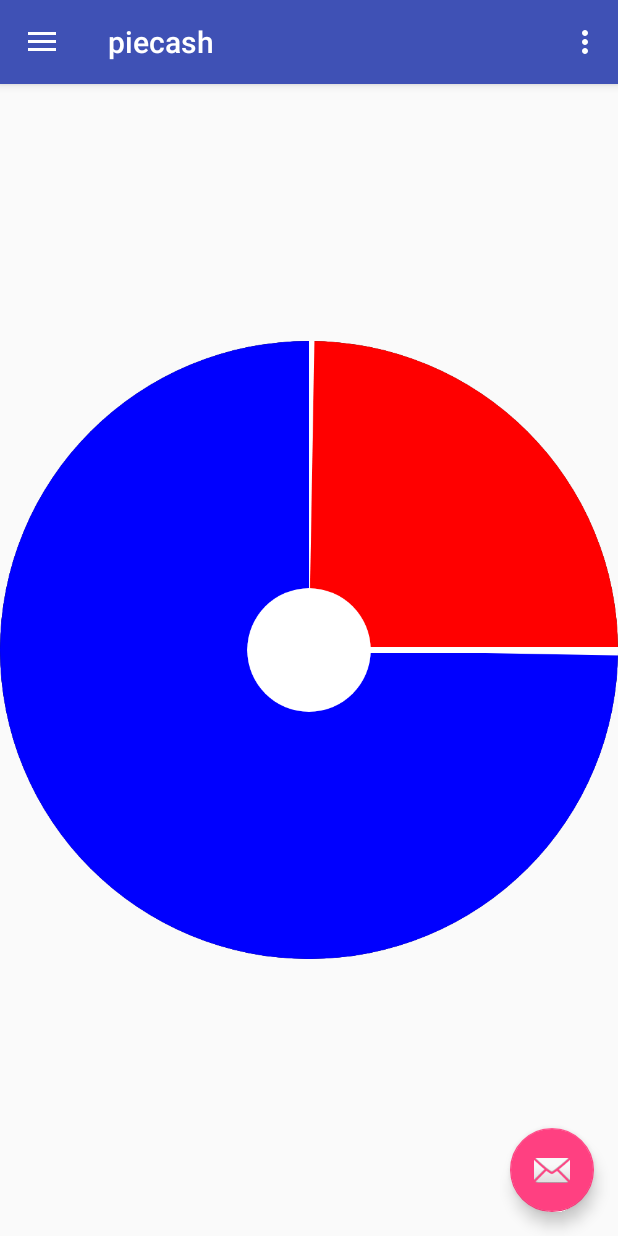
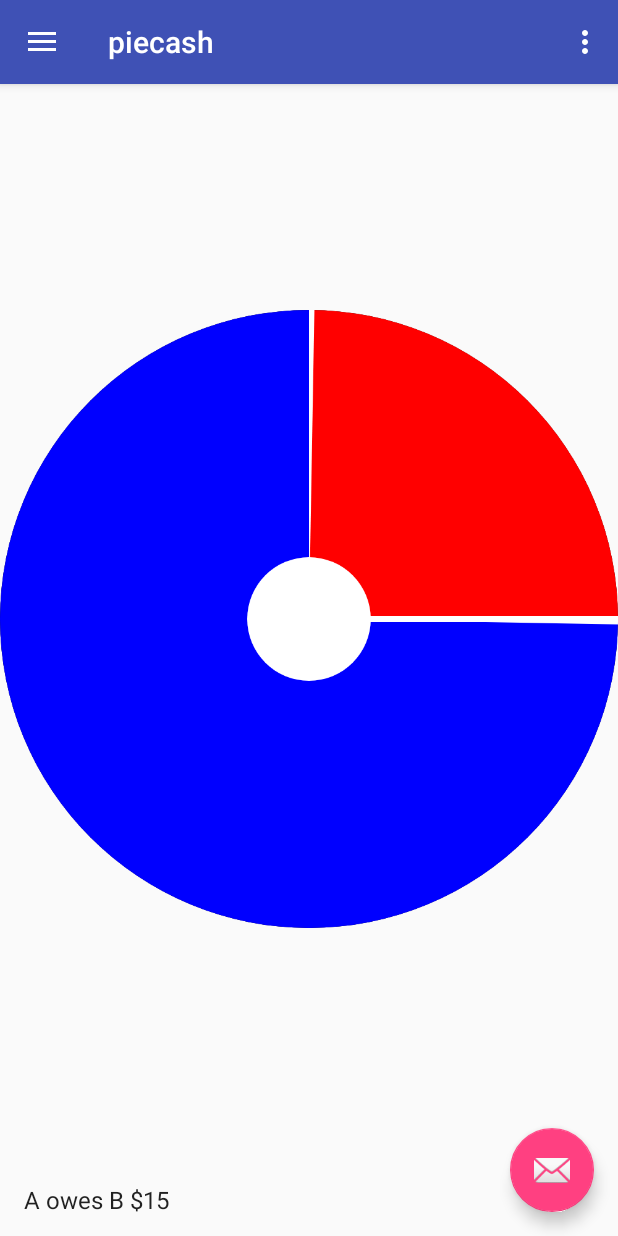
Before and after one commit to dmanikt/piecash, an Android app: the screen it shows after launch (Summary), on a phone screen of 412 x 824 dp. Run offline under Robolectric (Android 15) with nearby library versions, the phone set to English and light mode, and no system bars; our stand-ins replace Firebase (no records; nobody signed in at launch, a user with empty details on screens opened directly).

Commit message:
add portions to summary pages

```diff
--- a/app/src/main/java/com/example/jesse/piecash/View/Summary.java
+++ b/app/src/main/java/com/example/jesse/piecash/View/Summary.java
@@ -22,9 +22,11 @@ import android.support.v7.app.AppCompatActivity;
 import android.support.v7.widget.Toolbar;
 import android.view.Menu;
 import android.view.MenuItem;
+import android.widget.ArrayAdapter;
 import android.widget.Button;
 import android.widget.ImageView;
 import android.widget.LinearLayout;
+import android.widget.ListView;
 import android.widget.PopupWindow;
 import android.widget.TextView;
 
@@ -90,7 +92,7 @@ public class Summary extends AppCompatActivity
 
 
         LinearLayout lin = (LinearLayout) findViewById(R.id.key);
-        lin.setPadding(50, 750 - groups.size()*30, 0, 0);
+        //lin.setPadding(50, 750 - groups.size()*30, 0, 0);
         TextView text;
         for (int i = 0; i < groups.size(); i++) {
             text = new TextView(this);
@@ -102,8 +104,20 @@ public class Summary extends AppCompatActivity
         //key.setTextColor(Color.parseColor("Blue"));
         //key.setText("hello");
 
+        ListView list = (ListView) findViewById(R.id.debts);
+        ArrayList<String> arr = new ArrayList<>();
+        ArrayAdapter<String> debts = new ArrayAdapter<>(this,   android.R.layout.simple_list_item_1, arr);
+        list.setAdapter(debts);
+        debts.add("A owes B $15");
+        debts.notifyDataSetChanged();
+
+        ListView week = (ListView) findViewById(R.id.weekly);
+        arr = new ArrayList<>();
+        ArrayAdapter<String> purchases = new ArrayAdapter<>(this,   android.R.layout.simple_list_item_1, arr);
+        week.setAdapter(purchases);
+        purchases.add("Weekly Purchases");
+        purchases.notifyDataSetChanged();
     }
-
     @Override
     public void onBackPressed() {
         DrawerLayout drawer = (DrawerLayout) findViewById(R.id.drawer_layout);
--- a/app/src/main/res/layout/summary.xml
+++ b/app/src/main/res/layout/summary.xml
@@ -22,20 +22,56 @@
         app:headerLayout="@layout/nav_header_main"
         app:menu="@menu/activity_main_drawer" />
 
-    <GridLayout
+    <ScrollView
         android:layout_width="match_parent"
-        android:layout_height="match_parent"
-        android:orientation="horizontal"
-        android:columnCount="2">
-        <ImageView
-            android:layout_width="wrap_content"
-            android:layout_height="wrap_content" android:id="@+id/image"
-            android:layout_columnSpan="1"
-            android:paddingTop="100dp"/>
-        <LinearLayout android:id="@+id/key" android:layout_columnSpan="1"
-            android:orientation="vertical" android:layout_height="wrap_content" android:paddingTop="250dp">
+        android:layout_height="match_parent">
+
+        <LinearLayout
+            android:layout_width="match_parent"
+            android:layout_height="wrap_content"
+            android:orientation="vertical">
+
+            <RelativeLayout
+                android:layout_width="match_parent"
+                android:layout_height="wrap_content">
+
+                <ImageView
+                    android:id="@+id/image"
+                    android:layout_width="wrap_content"
+                    android:layout_height="wrap_content"
+                    android:paddingTop="100dp" />
+
+                <LinearLayout
+                    android:id="@+id/key"
+                    android:layout_width="match_parent"
+                    android:layout_height="wrap_content"
+                    android:layout_alignParentBottom="true"
+                    android:layout_marginTop="0dp"
+                    android:layout_toRightOf="@+id/image"
+                    android:gravity="end"
+                    android:orientation="vertical" />
+
+            </RelativeLayout>
+
+            <ListView
+                android:id="@+id/debts"
+                android:layout_width="wrap_content"
+                android:layout_height="wrap_content"
+                android:layout_marginTop="30dp" />
+
+            <TextView
+                android:id="@+id/textView2"
+                android:layout_width="match_parent"
+                android:layout_height="wrap_content"
+                android:text="Weekly Purchases" />
+
+            <ListView
+                android:id="@+id/weekly"
+                android:layout_width="wrap_content"
+                android:layout_height="wrap_content"
+                android:layout_marginTop="20dp" />
+
         </LinearLayout>
-
-    </GridLayout>
+    </ScrollView>
 
 </android.support.v4.widget.DrawerLayout>
```
